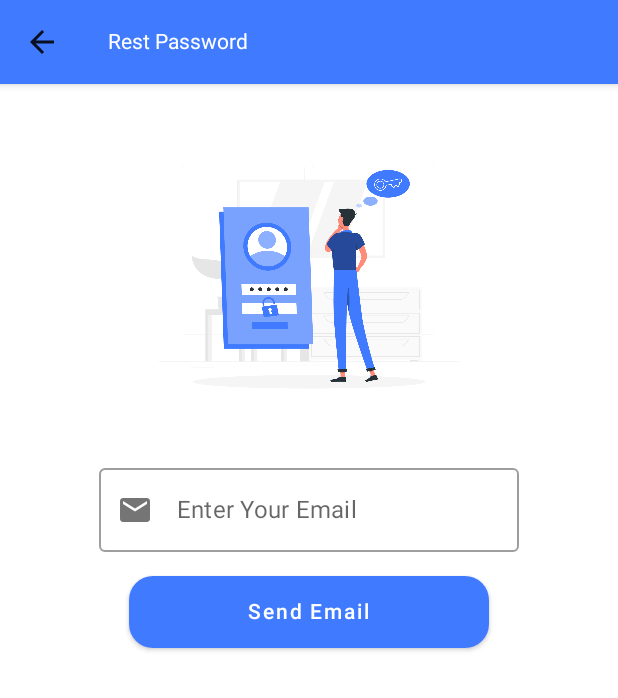
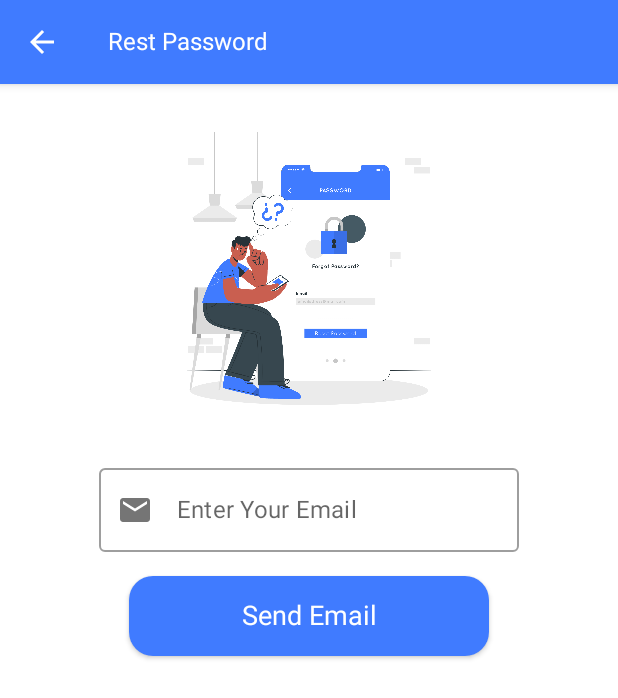
Before and after one commit to doaaessam98/ChatApp_Compose, an Android app built with Jetpack Compose: the ForgotPasswordScreen screen opened through its navigation route, on a phone screen of 412 x 824 dp. Shown: the top 698 px of the screen. Run offline under Robolectric (Android 15) with nearby library versions, the phone set to English and light mode, and no system bars; our stand-ins replace Dagger/Hilt's generated code, Firebase (no records; nobody signed in at launch, a user with empty details on screens opened directly), accompanist.

Commit message:
fix error in images make drawable-nodpi folder for images

```diff
--- a/app/src/main/java/com/example/chatapp/screen/fogetpassword/ForgotPassword.kt
+++ b/app/src/main/java/com/example/chatapp/screen/fogetpassword/ForgotPassword.kt
@@ -16,14 +16,15 @@ import androidx.compose.ui.res.stringResource
 import androidx.compose.ui.text.TextStyle
 import androidx.compose.ui.tooling.preview.Preview
 import androidx.compose.ui.unit.dp
+import androidx.compose.ui.unit.sp
 import androidx.hilt.navigation.compose.hiltViewModel
 import androidx.navigation.NavHostController
 import androidx.navigation.compose.rememberNavController
 import com.example.chatapp.R
-import com.example.chatapp.screen.signup.Image
-import com.example.chatapp.screen.signup.ShowLoading
-import com.example.chatapp.screen.signup.ShowToast
-import com.example.chatapp.screen.signup.UserEmailField
+import com.example.chatapp.utils.CustomImage
+import com.example.chatapp.utils.ShowLoading
+import com.example.chatapp.utils.ShowToast
+import com.example.chatapp.utils.UserEmailField
 import com.example.chatapp.utils.Result
 import com.example.chatapp.utils.sealedClasses.Screen
 
@@ -38,12 +39,13 @@ fun ForgotPasswordScreen(
         topBar = {
             TopAppBar(
                 backgroundColor = Color(0xFF407BFF),
-                title = { Text(text = "Rest Password",style = TextStyle(color =Color.White)) },
+                title = { Text(text = "Rest Password",style = TextStyle(color =Color.White,fontSize = 16.sp)) },
                 navigationIcon = if (navController.previousBackStackEntry != null) {
                     {
                         IconButton(onClick = { navController.navigateUp() }) {
                             Icon(
                                 imageVector = Icons.Filled.ArrowBack,
+                                tint = Color.White         ,
                                 contentDescription = "Back"
                             )
                         }
@@ -59,7 +61,7 @@ fun ForgotPasswordScreen(
         }
     )
 
-     restPasswordState(modifier,viewModel,navController)
+     RestPasswordState(modifier,viewModel,navController)
 
 
 }
@@ -68,20 +70,24 @@ fun ScreenContent(modifier: Modifier,viewModel:ForgetPasswordViewModel){
     Column(
         horizontalAlignment = Alignment.CenterHorizontally,
         verticalArrangement = Arrangement.Top,
-        modifier = modifier.fillMaxSize().padding(top = 32.dp)
+        modifier = modifier
+            .fillMaxSize()
+            .padding(top = 32.dp)
     ) {
 
-        Image(modifier, R.drawable.forgot_password,"forgot_password_image")
+
+
+        CustomImage(modifier, R.drawable.password,"forgot_password_image")
         UserEmailField(modifier =modifier ,
             emailInputField = viewModel.emailInput,
             onEmailChanged = viewModel::onEmailChange )
-        SentRestEmailButton(modifier = modifier, viewModel = viewModel)
+         SentRestEmailButton(modifier = modifier, viewModel = viewModel)
 
 
     }
 }
 @Composable
-fun restPasswordState(modifier: Modifier, viewModel: ForgetPasswordViewModel?, navController: NavHostController) {
+fun RestPasswordState(modifier: Modifier, viewModel: ForgetPasswordViewModel?, navController: NavHostController) {
     val context = LocalContext.current
 
     val state =viewModel?.restPasswordFlow?.collectAsState()
@@ -132,8 +138,9 @@ fun SentRestEmailButton(modifier: Modifier, viewModel: ForgetPasswordViewModel?)
             )
     ) {
 
-        androidx.compose.material.Text(
+        Text(
             text = stringResource(id = R.string.send_email),
+            style = TextStyle(color =Color.White, fontSize = 18.sp),
             modifier = modifier.padding(8.dp)
         )
 
--- a/app/src/main/java/com/example/chatapp/screen/login/LoginViewModel.kt
+++ b/app/src/main/java/com/example/chatapp/screen/login/LoginViewModel.kt
@@ -1,5 +1,6 @@
 package com.example.chatapp.screen.login
 
+import android.annotation.SuppressLint
 import android.content.Context
 import androidx.lifecycle.ViewModel
 import androidx.lifecycle.viewModelScope
@@ -39,10 +40,12 @@ class LoginViewModel @Inject constructor(
     private val _isButtonEnable = MutableStateFlow(true)
     val isButtonEnable: StateFlow<Boolean> = _isButtonEnable
 
+
     val currentUser: FirebaseUser?
         get() = repository.currentUser
 
 
+    @SuppressLint("SuspiciousIndentation")
     fun loginUser() {
 
         val email=emailInput.value.input
--- a/app/src/main/java/com/example/chatapp/utils/CustomField.kt
+++ b/app/src/main/java/com/example/chatapp/utils/CustomField.kt
@@ -1,8 +1,11 @@
-package com.example.chatapp.screen.signup
+package com.example.chatapp.utils
 
 import android.content.Context
+import android.content.res.Resources
+import android.media.Image
 import android.widget.Toast
 import androidx.compose.animation.core.*
+import androidx.compose.foundation.Image
 import androidx.compose.foundation.layout.*
 import androidx.compose.foundation.text.KeyboardActions
 import androidx.compose.foundation.text.KeyboardOptions
@@ -14,10 +17,13 @@ import androidx.compose.ui.Alignment
 import androidx.compose.ui.Modifier
 import androidx.compose.ui.focus.FocusDirection
 import androidx.compose.ui.graphics.Color
+import androidx.compose.ui.graphics.ImageBitmap
 import androidx.compose.ui.layout.ContentScale
 import androidx.compose.ui.platform.LocalFocusManager
+import androidx.compose.ui.res.imageResource
 import androidx.compose.ui.res.painterResource
 import androidx.compose.ui.res.stringResource
+import androidx.compose.ui.semantics.Role.Companion.Image
 import androidx.compose.ui.text.TextStyle
 import androidx.compose.ui.text.input.*
 import androidx.compose.ui.unit.dp
@@ -26,9 +32,11 @@ import com.example.chatapp.model.InputField
 import kotlinx.coroutines.flow.StateFlow
 
 @Composable
-fun Image(modifier: Modifier,image:Int,des:String) {
-    androidx.compose.foundation.Image(
-        painter = painterResource(image),
+fun CustomImage(modifier: Modifier, image:Int, des:String) {
+
+
+   Image(
+       painter = painterResource(image),
         contentDescription = des,
         modifier
             .width(200.dp)
@@ -37,6 +45,13 @@ fun Image(modifier: Modifier,image:Int,des:String) {
     )
 }
 
+private fun loadImageBitmapResource(res: Resources, id: Int): ImageBitmap {
+    try {
+        return ImageBitmap.imageResource(res, id)
+    } catch (throwable: Throwable) {
+        throw IllegalArgumentException(throwable.message)
+    }
+}
 @Composable
 fun UserEmailField(
     modifier: Modifier,
--- a/app/src/main/res/values/strings.xml
+++ b/app/src/main/res/values/strings.xml
@@ -3,7 +3,7 @@
     <string name="title_activity_sss">sss</string>
     <string name="title_activity_home">Home</string>
     <string name="user_name_label">Enter User Name</string>
-    <string name="register">Register</string>
+    <string name="register">SignUp</string>
     <string name="enter_user_name">Enter User Name</string>
     <string name="enter_user_phone">Enter phone Number</string>
     <string name="have_an_account">"Have an account? "</string>
```
Also changed, not shown: app/src/main/java/com/example/chatapp/screen/login/Login.kt (+10 -8 lines), app/src/main/java/com/example/chatapp/screen/signup/signup.kt (+11 -16 lines), app/src/main/res/drawable-nodpi/login.png (renamed from app/src/main/res/drawable/login.png), app/src/main/res/drawable-nodpi/password.png (added), app/src/main/res/drawable-nodpi/signup.png (renamed from app/src/main/res/drawable/signup.png), app/src/main/res/drawable/forgot_password.png (deleted).
